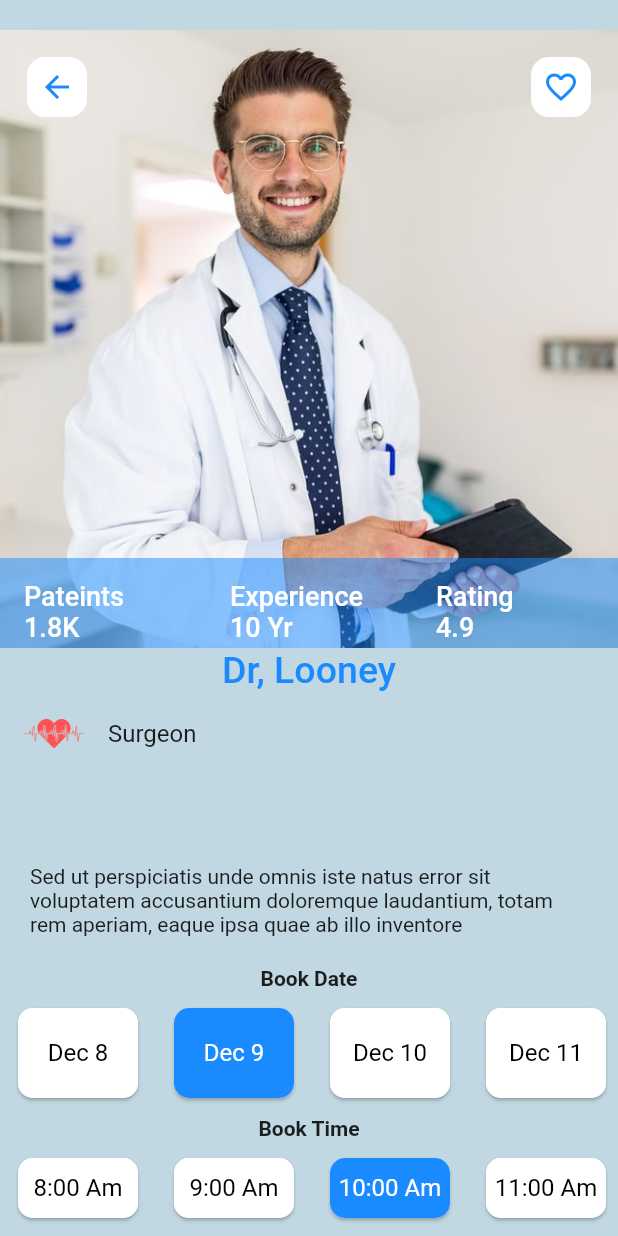
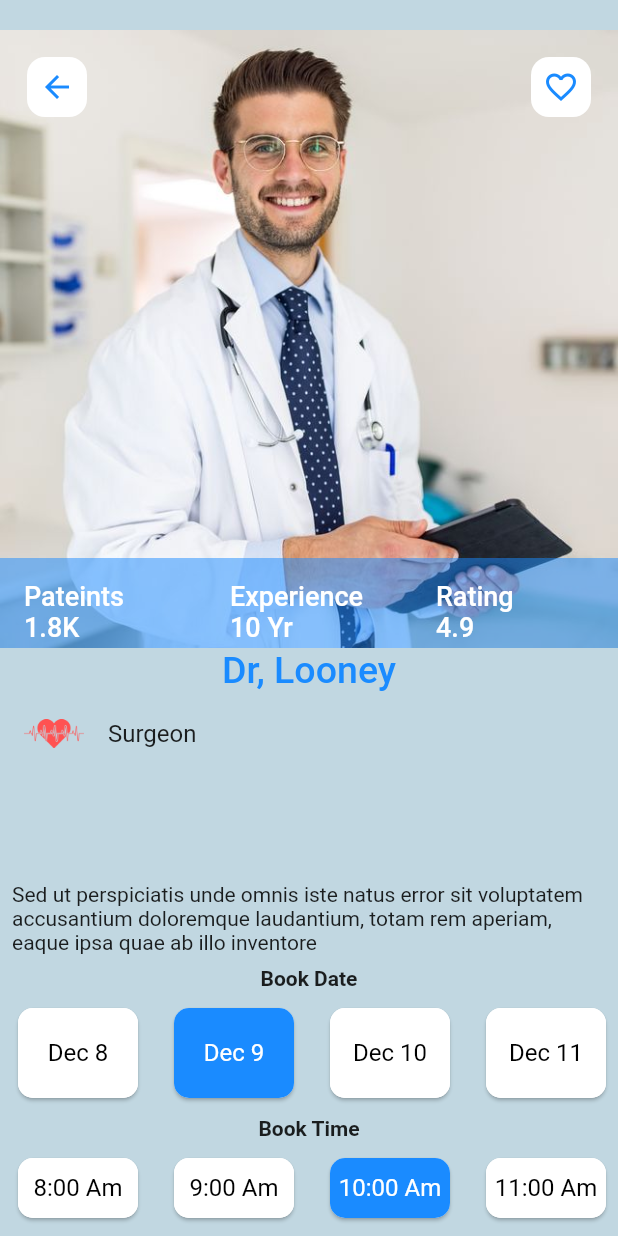
Before and after one commit to EhtshamNizamani/DoctorAppointmentsUi, a Flutter app: the DoctorDetailsScreen screen opened directly, on a phone screen of 412 x 824 dp. Run offline on Flutter 3.47's test engine with Material 2 defaults, Android fonts, the light colour scheme and no system bars; our stand-ins replace material_design_icons_flutter.

Commit message:
some bug fixed

```diff
--- a/lib/screens/doctors_details_screen.dart
+++ b/lib/screens/doctors_details_screen.dart
@@ -145,9 +145,9 @@ class DoctorDetailsScreen extends StatelessWidget {
               title: Text('Surgeon'),
             ),
           ),
-          Padding(
-            padding: const EdgeInsets.all(20.0),
-            child: const Text(
+          const Padding(
+            padding: EdgeInsets.all(8.0),
+            child: Text(
               'Sed ut perspiciatis unde omnis iste natus error sit voluptatem accusantium doloremque laudantium, totam rem aperiam, eaque ipsa quae ab illo inventore ',
             ),
           ),
```
